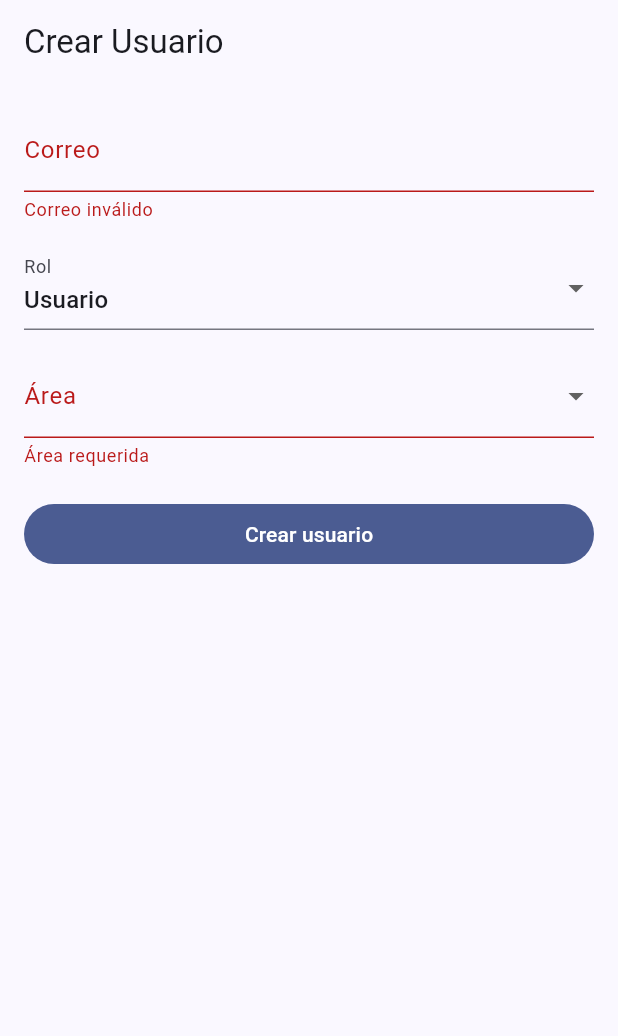
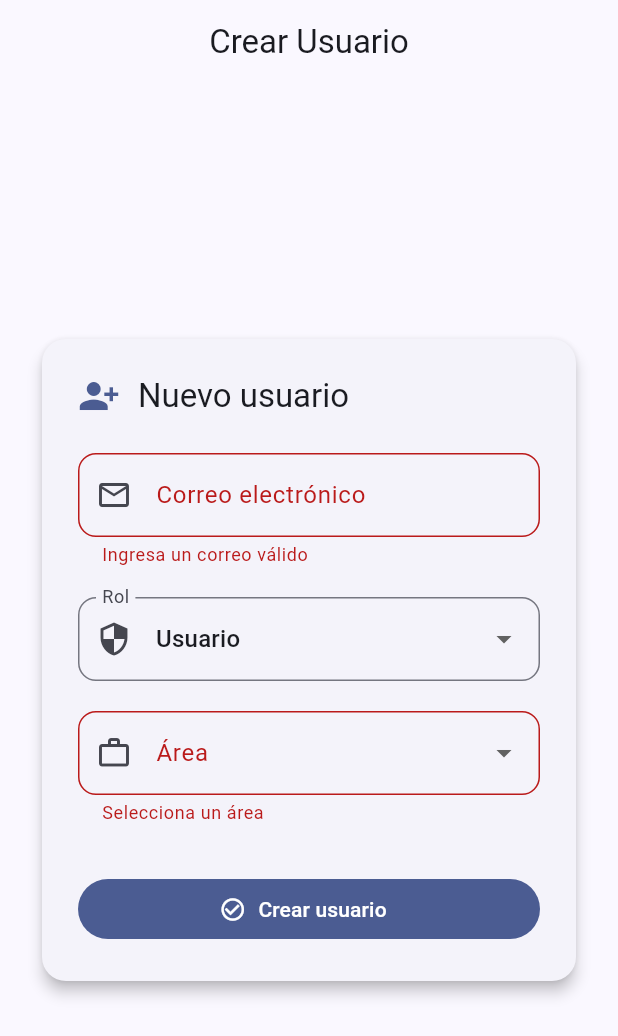
Before and after one commit to Brandon-Meneses/fleetcare_mvp, a Flutter app: the CreateUserPage screen opened by its route, after a tap on "Crear usuario", on a phone screen of 412 x 824 dp. Shown: the top 1036 px of the screen. Run offline on Flutter 3.47's test engine with Material 3 defaults, Android fonts, the phone set to English and light mode, and no system bars; our stand-ins replace dio, flutter_riverpod, freezed_annotation, go_router, pdf, printing and 1 more; accounts and stored records are empty.

Commit message:
Mejora en la vista de creacion de usuario

```diff
--- a/lib/src/features/admin/presentation/CreateUserPage.dart
+++ b/lib/src/features/admin/presentation/CreateUserPage.dart
@@ -40,30 +40,78 @@ class _CreateUserPageState extends ConsumerState<CreateUserPage> {
     final createState = ref.watch(createUserControllerProvider);
 
     return Scaffold(
-      appBar: AppBar(title: const Text("Crear Usuario")),
-      body: Padding(
-        padding: const EdgeInsets.all(16),
+      appBar: AppBar(
+        title: const Text("Crear Usuario"),
+        centerTitle: true,
+      ),
+
+      body: Center(
+        child: SingleChildScrollView(
+          padding: const EdgeInsets.all(24),
+          child: ConstrainedBox(
+            constraints: const BoxConstraints(maxWidth: 420),
+            child: Card(
+              elevation: 4,
+              shape: RoundedRectangleBorder(
+                borderRadius: BorderRadius.circular(16),
+              ),
+              child: Padding(
+                padding: const EdgeInsets.all(24),
                 child: Form(
                   key: _formKey,
                   child: Column(
+                    crossAxisAlignment: CrossAxisAlignment.start,
                     children: [
-              // Email
+
+                      // TITULO
+                      Row(
+                        children: [
+                          Icon(Icons.person_add_alt_1,
+                              size: 28,
+                              color: Theme.of(context).colorScheme.primary),
+                          const SizedBox(width: 12),
+                          Text(
+                            "Nuevo usuario",
+                            style: Theme.of(context).textTheme.titleLarge,
+                          ),
+                        ],
+                      ),
+
+                      const SizedBox(height: 24),
+
+                      // EMAIL
                       TextFormField(
                         controller: emailCtrl,
-                decoration: const InputDecoration(labelText: "Correo"),
+                        decoration: InputDecoration(
+                          labelText: "Correo electrónico",
+                          prefixIcon: const Icon(Icons.email_outlined),
+                          border: OutlineInputBorder(
+                            borderRadius: BorderRadius.circular(12),
+                          ),
+                        ),
                         validator: (v) =>
-                v != null && v.contains("@") ? null : "Correo inválido",
+                        v != null && v.contains("@")
+                            ? null
+                            : "Ingresa un correo válido",
                       ),
-              const SizedBox(height: 16),
+
+                      const SizedBox(height: 20),
 
                       // ROL
                       DropdownButtonFormField<String>(
                         value: role,
-                decoration: const InputDecoration(labelText: "Rol"),
+                        decoration: InputDecoration(
+                          labelText: "Rol",
+                          prefixIcon: const Icon(Icons.security),
+                          border: OutlineInputBorder(
+                              borderRadius: BorderRadius.circular(12)),
+                        ),
                         items: rolesList
                             .map((r) => DropdownMenuItem(
                           value: r,
-                  child: Text(roleLabels[r] ?? r),
+                          child: Text(
+                              roleLabels[r] ?? r
+                          ),
                         ))
                             .toList(),
                         onChanged: (v) {
@@ -73,34 +121,48 @@ class _CreateUserPageState extends ConsumerState<CreateUserPage> {
                           });
                         },
                       ),
-              const SizedBox(height: 16),
 
-              // ÁREA (solo si USER)
+                      const SizedBox(height: 20),
+
+                      // ÁREA
                       if (role == "USER")
                         DropdownButtonFormField<String>(
                           value: area,
-                  decoration: const InputDecoration(labelText: "Área"),
+                          decoration: InputDecoration(
+                            labelText: "Área",
+                            prefixIcon: const Icon(Icons.work_outline),
+                            border: OutlineInputBorder(
+                                borderRadius: BorderRadius.circular(12)),
+                          ),
                           items: areasList
                               .map((a) => DropdownMenuItem(
                             value: a,
                             child: Text(areaLabels[a] ?? a),
                           ))
                               .toList(),
-                  onChanged: (v) {
-                    setState(() {
-                      area = v;
-                    });
-                  },
+                          onChanged: (v) => setState(() => area = v),
                           validator: (v) =>
-                  (role == "USER" && v == null) ? "Área requerida" : null,
+                          role == "USER" && v == null
+                              ? "Selecciona un área"
+                              : null,
                         ),
 
-              const SizedBox(height: 20),
+                      const SizedBox(height: 32),
 
                       // BOTÓN
                       SizedBox(
                         width: double.infinity,
-                child: FilledButton(
+                        child: FilledButton.icon(
+                          icon: createState.isLoading
+                              ? const SizedBox(
+                              width: 16,
+                              height: 16,
+                              child: CircularProgressIndicator(
+                                strokeWidth: 2,
+                                color: Colors.white,
+                              ))
+                              : const Icon(Icons.check_circle_outline),
+                          label: const Text("Crear usuario"),
                           onPressed: createState.isLoading
                               ? null
                               : () async {
@@ -110,10 +172,8 @@ class _CreateUserPageState extends ConsumerState<CreateUserPage> {
                                 .read(createUserControllerProvider.notifier)
                                 .createUser(
                               email: emailCtrl.text.trim(),
-                      role: role,               // <-- valor REAL
-                      area: role == "USER"
-                          ? area                // <-- valor REAL
-                          : null,
+                              role: role,
+                              area: role == "USER" ? area : null,
                             );
 
                             if (ok && mounted) {
@@ -124,12 +184,14 @@ class _CreateUserPageState extends ConsumerState<CreateUserPage> {
                               Navigator.pop(context);
                             }
                           },
-                  child: createState.isLoading
-                      ? const CircularProgressIndicator()
-                      : const Text("Crear usuario"),
                         ),
-              )
+                      ),
+
                     ],
+                  ),
+                ),
+              ),
+            ),
           ),
         ),
       ),
```
Lines whose indentation alone changed are shown as unchanged.
